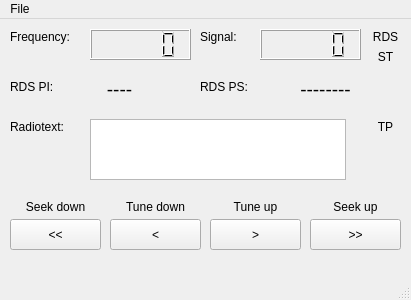
First picture: the form in mainwindow.ui, repository gersch07/pytef6686, before the edit.
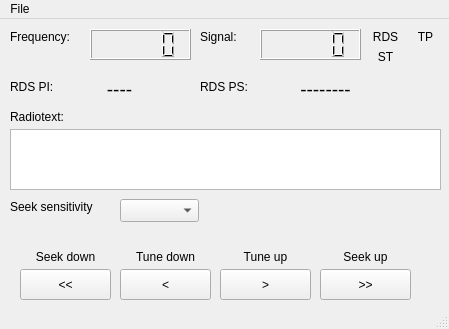
Second picture: the form after the edit.

Diff of the .ui file:
```diff
--- a/mainwindow.ui
+++ b/mainwindow.ui
@@ -6,8 +6,8 @@
    <rect>
     <x>0</x>
     <y>0</y>
-    <width>411</width>
-    <height>300</height>
+    <width>449</width>
+    <height>329</height>
    </rect>
   </property>
   <property name="windowTitle">
@@ -30,8 +30,8 @@
    <widget class="QPushButton" name="SeekDown_Button">
     <property name="geometry">
      <rect>
-      <x>10</x>
-      <y>200</y>
+      <x>20</x>
+      <y>250</y>
       <width>91</width>
       <height>31</height>
      </rect>
@@ -43,8 +43,8 @@
    <widget class="QPushButton" name="TuneDown_Button">
     <property name="geometry">
      <rect>
-      <x>110</x>
-      <y>200</y>
+      <x>120</x>
+      <y>250</y>
       <width>91</width>
       <height>31</height>
      </rect>
@@ -56,8 +56,8 @@
    <widget class="QPushButton" name="TuneUp_Button">
     <property name="geometry">
      <rect>
-      <x>210</x>
-      <y>200</y>
+      <x>220</x>
+      <y>250</y>
       <width>91</width>
       <height>31</height>
      </rect>
@@ -69,8 +69,8 @@
    <widget class="QPushButton" name="SeekUp_Button">
     <property name="geometry">
      <rect>
-      <x>310</x>
-      <y>200</y>
+      <x>320</x>
+      <y>250</y>
       <width>91</width>
       <height>31</height>
      </rect>
@@ -92,8 +92,8 @@
    <widget class="QLabel" name="SeekDown_Label">
     <property name="geometry">
      <rect>
-      <x>20</x>
-      <y>180</y>
+      <x>30</x>
+      <y>230</y>
       <width>71</width>
       <height>16</height>
      </rect>
@@ -108,8 +108,8 @@
    <widget class="QLabel" name="TuneDown_Label">
     <property name="geometry">
      <rect>
-      <x>120</x>
-      <y>180</y>
+      <x>130</x>
+      <y>230</y>
       <width>71</width>
       <height>16</height>
      </rect>
@@ -124,8 +124,8 @@
    <widget class="QLabel" name="TuneUp_Label">
     <property name="geometry">
      <rect>
-      <x>220</x>
-      <y>180</y>
+      <x>230</x>
+      <y>230</y>
       <width>71</width>
       <height>16</height>
      </rect>
@@ -140,8 +140,8 @@
    <widget class="QLabel" name="SeekUp_Label">
     <property name="geometry">
      <rect>
-      <x>320</x>
-      <y>180</y>
+      <x>330</x>
+      <y>230</y>
       <width>71</width>
       <height>16</height>
      </rect>
@@ -172,8 +172,8 @@
    <widget class="QLabel" name="TP_Ind_Label">
     <property name="geometry">
      <rect>
-      <x>370</x>
-      <y>100</y>
+      <x>410</x>
+      <y>10</y>
       <width>31</width>
       <height>16</height>
      </rect>
@@ -227,9 +227,9 @@
    <widget class="QTextBrowser" name="RDSRT_TextBrowser">
     <property name="geometry">
      <rect>
-      <x>90</x>
-      <y>100</y>
-      <width>256</width>
+      <x>10</x>
+      <y>110</y>
+      <width>431</width>
       <height>61</height>
      </rect>
     </property>
@@ -238,7 +238,7 @@
     <property name="geometry">
      <rect>
       <x>10</x>
-      <y>100</y>
+      <y>90</y>
       <width>71</width>
       <height>16</height>
      </rect>
@@ -315,13 +315,36 @@
      <set>Qt::AlignCenter</set>
     </property>
    </widget>
+   <widget class="QComboBox" name="SeekSensitivity_Combo">
+    <property name="geometry">
+     <rect>
+      <x>120</x>
+      <y>180</y>
+      <width>79</width>
+      <height>23</height>
+     </rect>
+    </property>
+   </widget>
+   <widget class="QLabel" name="SeekSensitivity_Label">
+    <property name="geometry">
+     <rect>
+      <x>10</x>
+      <y>180</y>
+      <width>101</width>
+      <height>16</height>
+     </rect>
+    </property>
+    <property name="text">
+     <string>Seek sensitivity</string>
+    </property>
+   </widget>
   </widget>
   <widget class="QMenuBar" name="menuBar">
    <property name="geometry">
     <rect>
      <x>0</x>
      <y>0</y>
-     <width>411</width>
+     <width>449</width>
      <height>20</height>
     </rect>
    </property>
```
